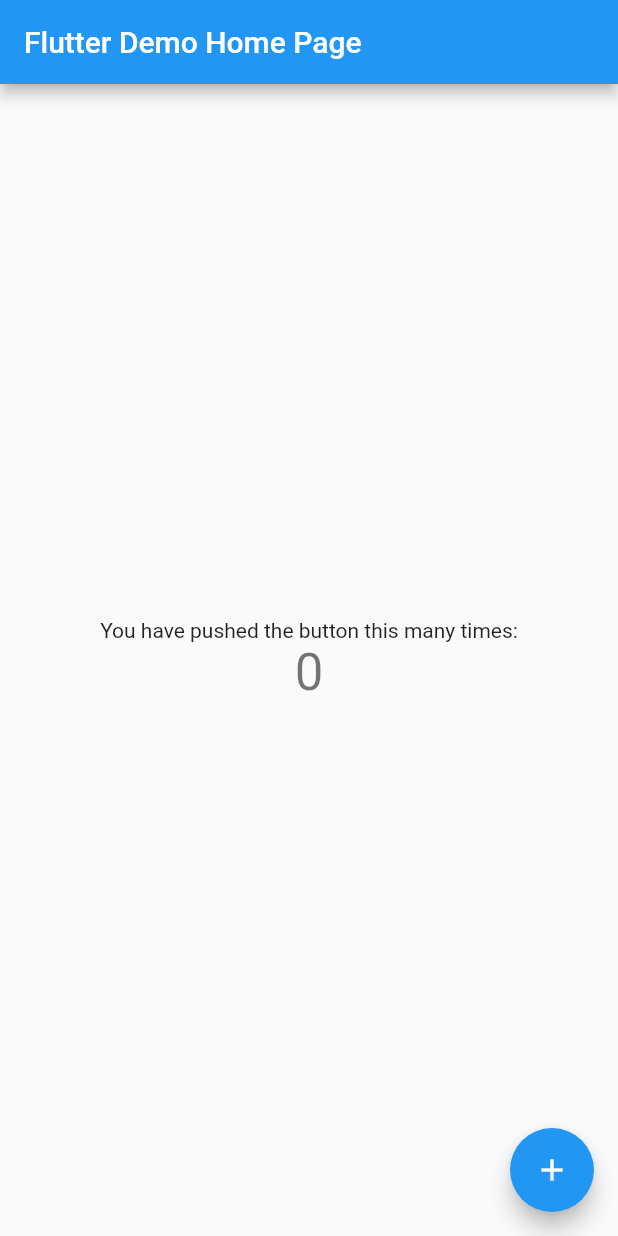
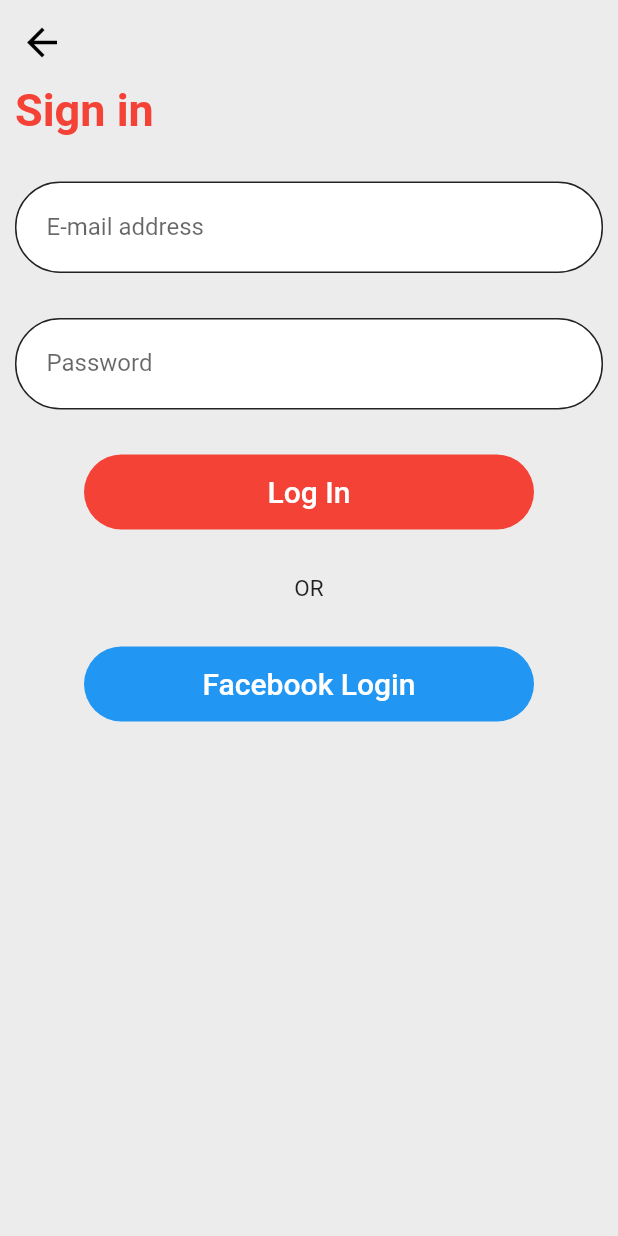
Before and after one commit to Adarsh-Polsey/login_screen, a Flutter app: the screen it shows after launch, on a phone screen of 412 x 824 dp. Run offline on Flutter 3.47's test engine with Material 2 defaults, Android fonts, the phone set to English and light mode, and no system bars.

```diff
--- /dev/null
+++ b/lib/Screens/FacebookLogin.dart
@@ -0,0 +1,12 @@
+import 'package:flutter/material.dart';
+
+class FBLogin extends StatelessWidget {
+  FBLogin({Key? key}) : super(key: key);
+
+  final List<Color> colors=[Colors.red,Colors.orange,Colors.yellow,Colors.greenAccent,Colors.teal,Colors.blue,Colors.red,Colors.orange,Colors.yellow,Colors.greenAccent,Colors.teal,Colors.blue];
+  @override
+  Widget build(BuildContext context) {
+    return ListView.builder(shrinkWrap:true ,itemCount: colors.length,itemBuilder: (context,index){return Container(height:100,
+      color:colors[index],);});
+  }
+}
--- /dev/null
+++ b/lib/Screens/HomeScreen.dart
@@ -0,0 +1,10 @@
+import 'package:flutter/material.dart';
+
+class HomeScreen extends StatelessWidget {
+  const HomeScreen({Key? key}) : super(key: key);
+
+  @override
+  Widget build(BuildContext context) {
+    return Container();
+  }
+}
--- /dev/null
+++ b/lib/Screens/Login.dart
@@ -0,0 +1,85 @@
+import 'package:flutter/material.dart';
+
+class LoginScreen extends StatelessWidget {
+  const LoginScreen({Key? key}) : super(key: key);
+
+  Widget textField(String text) {
+    return Container(
+        padding: EdgeInsets.symmetric(horizontal: 20),
+        decoration: BoxDecoration(
+            color: Colors.white,
+            border: Border.all(
+              color: Colors.black87,
+            ),
+            borderRadius: BorderRadius.circular(30)),
+        child: TextField(
+          decoration:
+              InputDecoration(label: Text(text), border: InputBorder.none),
+        ));
+  }
+
+  Widget button(String text, Color color, String nav,BuildContext context) {
+    return Container(
+        width: 300,
+        height: 50,
+        padding: EdgeInsets.symmetric(horizontal: 20),
+        decoration: BoxDecoration(
+            color: color, borderRadius: BorderRadius.circular(30)),
+        child: TextButton(
+            onPressed: () {
+              Navigator.pushNamed(context, nav);
+            },
+            child: Text(text,
+                style: TextStyle(color: Colors.white, fontSize: 20))));
+  }
+
+  final Widget vspace = const SizedBox(height: 30);
+  @override
+  Widget build(BuildContext context) {
+    return Scaffold(
+      backgroundColor: Colors.grey.withOpacity(.2),
+      appBar: AppBar(
+        leading: Icon(
+          Icons.arrow_back,
+          color: Colors.black,
+          size: 30,
+        ),
+        backgroundColor: Colors.transparent,
+        elevation: 0,
+      ),
+      body: Center(
+          child: Padding(
+        padding: const EdgeInsets.symmetric(horizontal: 10.0),
+        child: Column(
+          mainAxisAlignment: MainAxisAlignment.start,
+          children: [
+            Align(
+                alignment: Alignment.topLeft,
+                child: Text(
+                  "Sign in",
+                  style: TextStyle(
+                      color: Colors.red,
+                      fontSize: 30,
+                      fontWeight: FontWeight.bold),
+                )),
+            vspace,
+            textField(
+              "E-mail address",
+            ),
+            vspace,
+            textField("Password"),
+            vspace,
+            button("Log In", Colors.red, "/FBLogin",context),
+            vspace,
+            Text(
+              "OR",
+              style: TextStyle(fontSize: 15),
+            ),
+            vspace,
+            button("Facebook Login", Colors.blue, "/FBLogin",context),
+          ],
+        ),
+      )),
+    );
+  }
+}
--- a/lib/main.dart
+++ b/lib/main.dart
@@ -1,4 +1,7 @@
 import 'package:flutter/material.dart';
+import 'package:login_screen/Screens/FacebookLogin.dart';
+import 'Screens/HomeScreen.dart';
+import 'Screens/Login.dart';
 
 void main() {
   runApp(const MyApp());
@@ -7,109 +10,15 @@ void main() {
 class MyApp extends StatelessWidget {
   const MyApp({Key? key}) : super(key: key);
 
-  // This widget is the root of your application.
   @override
   Widget build(BuildContext context) {
     return MaterialApp(
-      title: 'Flutter Demo',
-      theme: ThemeData(
-        // This is the theme of your application.
-        //
-        // Try running your application with "flutter run". You'll see the
-        // application has a blue toolbar. Then, without quitting the app, try
-        // changing the primarySwatch below to Colors.green and then invoke
-        // "hot reload" (press "r" in the console where you ran "flutter run",
-        // or simply save your changes to "hot reload" in a Flutter IDE).
-        // Notice that the counter didn't reset back to zero; the application
-        // is not restarted.
-        primarySwatch: Colors.blue,
-      ),
-      home: const MyHomePage(title: 'Flutter Demo Home Page'),
-    );
+      initialRoute: '/',
+      routes: {
+        '/': (context) => const LoginScreen(),
+        '/Home': (context) => const HomeScreen(),
+        '/FBLogin': (context) => FBLogin(),
+      },
+      debugShowCheckedModeBanner:false);
   }
 }
-
-class MyHomePage extends StatefulWidget {
-  const MyHomePage({Key? key, required this.title}) : super(key: key);
-
-  // This widget is the home page of your application. It is stateful, meaning
-  // that it has a State object (defined below) that contains fields that affect
-  // how it looks.
-
-  // This class is the configuration for the state. It holds the values (in this
-  // case the title) provided by the parent (in this case the App widget) and
-  // used by the build method of the State. Fields in a Widget subclass are
-  // always marked "final".
-
-  final String title;
-
-  @override
-  State<MyHomePage> createState() => _MyHomePageState();
-}
-
-class _MyHomePageState extends State<MyHomePage> {
-  int _counter = 0;
-
-  void _incrementCounter() {
-    setState(() {
-      // This call to setState tells the Flutter framework that something has
-      // changed in this State, which causes it to rerun the build method below
-      // so that the display can reflect the updated values. If we changed
-      // _counter without calling setState(), then the build method would not be
-      // called again, and so nothing would appear to happen.
-      _counter++;
-    });
-  }
-
-  @override
-  Widget build(BuildContext context) {
-    // This method is rerun every time setState is called, for instance as done
-    // by the _incrementCounter method above.
-    //
-    // The Flutter framework has been optimized to make rerunning build methods
-    // fast, so that you can just rebuild anything that needs updating rather
-    // than having to individually change instances of widgets.
-    return Scaffold(
-      appBar: AppBar(
-        // Here we take the value from the MyHomePage object that was created by
-        // the App.build method, and use it to set our appbar title.
-        title: Text(widget.title),
-      ),
-      body: Center(
-        // Center is a layout widget. It takes a single child and positions it
-        // in the middle of the parent.
-        child: Column(
-          // Column is also a layout widget. It takes a list of children and
-          // arranges them vertically. By default, it sizes itself to fit its
-          // children horizontally, and tries to be as tall as its parent.
-          //
-          // Invoke "debug painting" (press "p" in the console, choose the
-          // "Toggle Debug Paint" action from the Flutter Inspector in Android
-          // Studio, or the "Toggle Debug Paint" command in Visual Studio Code)
-          // to see the wireframe for each widget.
-          //
-          // Column has various properties to control how it sizes itself and
-          // how it positions its children. Here we use mainAxisAlignment to
-          // center the children vertically; the main axis here is the vertical
-          // axis because Columns are vertical (the cross axis would be
-          // horizontal).
-          mainAxisAlignment: MainAxisAlignment.center,
-          children: <Widget>[
-            const Text(
-              'You have pushed the button this many times:',
-            ),
-            Text(
-              '$_counter',
-              style: Theme.of(context).textTheme.headline4,
-            ),
-          ],
-        ),
-      ),
-      floatingActionButton: FloatingActionButton(
-        onPressed: _incrementCounter,
-        tooltip: 'Increment',
-        child: const Icon(Icons.add),
-      ), // This trailing comma makes auto-formatting nicer for build methods.
-    );
-  }
-}
```
Also changed, not shown: 1 other file.
